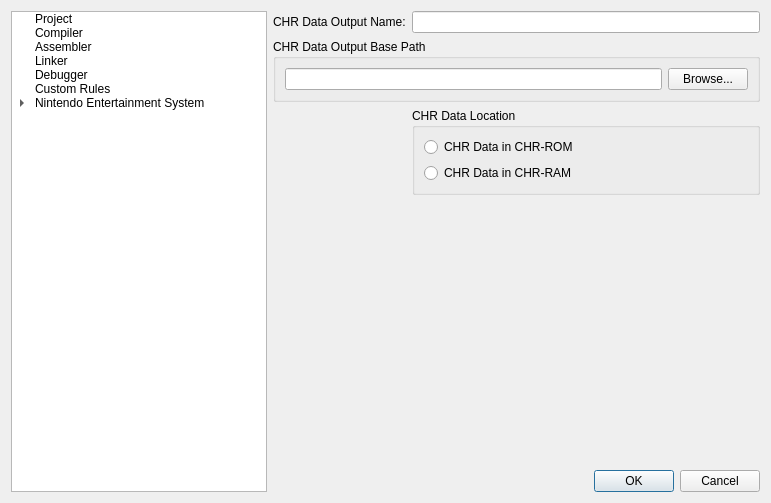
First picture: the form in apps/ide/designers/projectpropertiesdialog.ui, repository christopherpow/nesicide, before the edit.
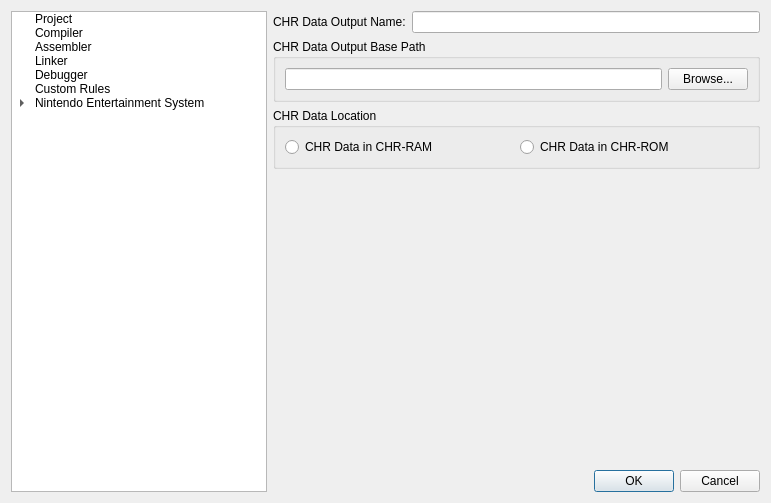
Second picture: the form after the edit. The open tabs and pages were chosen to show the change. Icons and pictures are not drawn.

The edit to the form file:
```diff
--- a/apps/ide/designers/projectpropertiesdialog.ui
+++ b/apps/ide/designers/projectpropertiesdialog.ui
@@ -712,26 +712,39 @@
          </layout>
         </widget>
        </item>
-       <item row="2" column="1">
+       <item row="3" column="0" colspan="2">
+        <spacer name="verticalSpacer">
+         <property name="orientation">
+          <enum>Qt::Vertical</enum>
+         </property>
+         <property name="sizeHint" stdset="0">
+          <size>
+           <width>20</width>
+           <height>40</height>
+          </size>
+         </property>
+        </spacer>
+       </item>
+       <item row="2" column="0" colspan="2">
         <widget class="QGroupBox" name="groupBox">
          <property name="title">
           <string>CHR Data Location</string>
          </property>
-         <layout class="QGridLayout" name="gridLayout_6">
-          <item row="0" column="0">
-           <widget class="QRadioButton" name="chrRom">
-            <property name="text">
-             <string>CHR Data in CHR-ROM</string>
-            </property>
-           </widget>
-          </item>
-          <item row="1" column="0">
+         <layout class="QHBoxLayout" name="horizontalLayout_3">
+          <item>
            <widget class="QRadioButton" name="chrRam">
             <property name="text">
              <string>CHR Data in CHR-RAM</string>
             </property>
            </widget>
           </item>
+          <item>
+           <widget class="QRadioButton" name="chrRom">
+            <property name="text">
+             <string>CHR Data in CHR-ROM</string>
+            </property>
+           </widget>
+          </item>
          </layout>
         </widget>
        </item>
```
Left out of the diff: 15 changed lines with no effect on the pictures.
